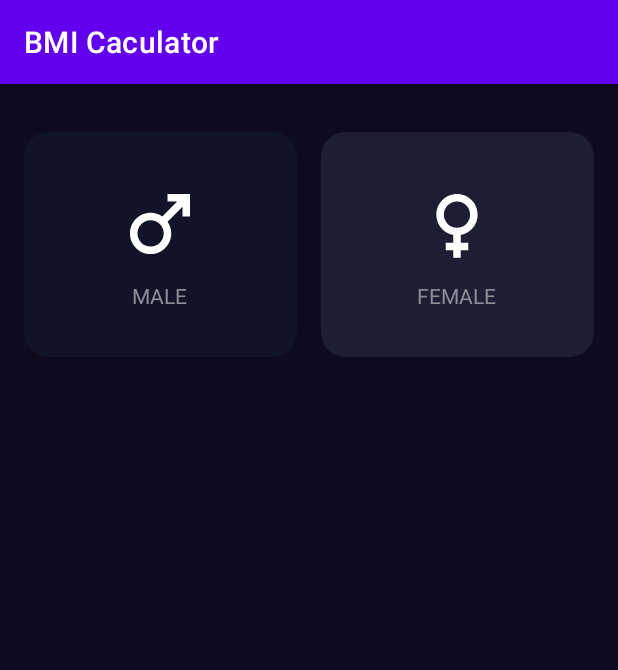
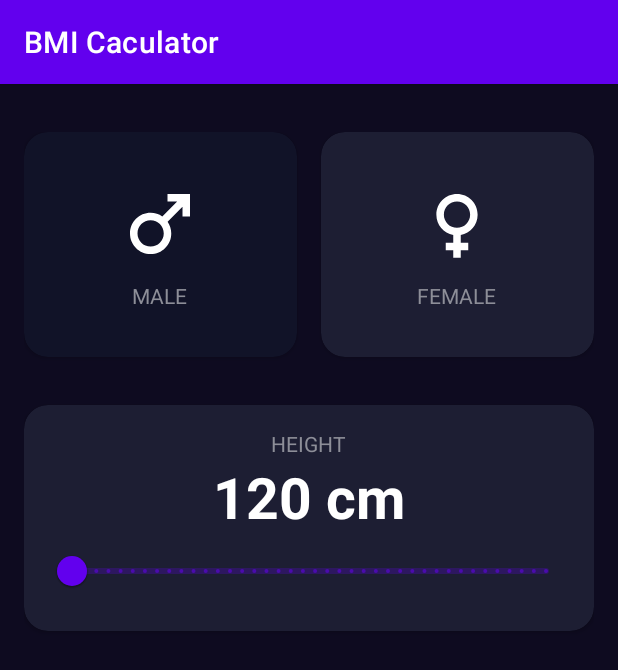
Before and after one commit to yonycalsin/BMI-Calculator, an Android app: the screen it shows after launch (MainActivity), on a phone screen of 412 x 824 dp. Shown: the top 670 px of the screen. Run offline under Robolectric (Android 15) with nearby library versions, the phone set to English and light mode, and no system bars.

Commit message:
feat: add range-slider for the height

```diff
--- a/app/src/main/java/com/yonycalsin/bmicaculator/MainActivity.kt
+++ b/app/src/main/java/com/yonycalsin/bmicaculator/MainActivity.kt
@@ -2,8 +2,11 @@ package com.yonycalsin.bmicaculator
 
 import androidx.appcompat.app.AppCompatActivity
 import android.os.Bundle
+import android.widget.TextView
 import androidx.cardview.widget.CardView
 import androidx.core.content.ContextCompat
+import com.google.android.material.slider.RangeSlider
+import java.text.DecimalFormat
 
 enum class GenderCard {
     MALE,
@@ -14,6 +17,10 @@ class MainActivity : AppCompatActivity() {
     private lateinit var cardMale: CardView
 
     private lateinit var cardFemale: CardView
+
+    private lateinit var textHeight: TextView
+
+    private lateinit var rangeSliderHeight: RangeSlider
 
     private var selectedGenderCard: Enum<GenderCard> = GenderCard.MALE
 
@@ -33,6 +40,10 @@ class MainActivity : AppCompatActivity() {
         cardMale = findViewById(R.id.cardMale)
 
         cardFemale = findViewById(R.id.cardFemale)
+
+        textHeight = findViewById(R.id.textHeight)
+
+        rangeSliderHeight = findViewById(R.id.rangeSliderHeight)
     }
 
     private fun initListeners() {
@@ -46,6 +57,13 @@ class MainActivity : AppCompatActivity() {
             selectedGenderCard = GenderCard.FEMALE
 
             setCardBackgroundColor()
+        }
+
+        rangeSliderHeight.addOnChangeListener { _, value, _ ->
+
+            val result = DecimalFormat("#.##").format(value)
+
+            textHeight.text = "$result cm"
         }
     }
 
--- a/app/src/main/res/layout/activity_main.xml
+++ b/app/src/main/res/layout/activity_main.xml
@@ -78,4 +78,50 @@
 
     </androidx.cardview.widget.CardView>
 
+    <androidx.cardview.widget.CardView
+        android:layout_width="0dp"
+        android:layout_height="wrap_content"
+        android:layout_marginTop="32dp"
+        app:cardBackgroundColor="@color/card_background"
+        app:cardCornerRadius="16dp"
+        app:layout_constraintEnd_toEndOf="parent"
+        app:layout_constraintStart_toStartOf="parent"
+        app:layout_constraintTop_toBottomOf="@+id/cardMale">
+
+        <androidx.appcompat.widget.LinearLayoutCompat
+            android:layout_width="match_parent"
+            android:layout_height="wrap_content"
+            android:layout_margin="16dp"
+            android:gravity="center"
+            android:orientation="vertical">
+
+            <androidx.appcompat.widget.AppCompatTextView
+                android:layout_width="wrap_content"
+                android:layout_height="wrap_content"
+                android:text="@string/height"
+                android:textAllCaps="true"
+                android:textColor="@color/text" />
+
+            <androidx.appcompat.widget.AppCompatTextView
+                android:id="@+id/textHeight"
+                android:layout_width="wrap_content"
+                android:layout_height="wrap_content"
+                android:text="120 cm"
+                android:textColor="@color/white"
+                android:textSize="38sp"
+                android:textStyle="bold" />
+
+            <com.google.android.material.slider.RangeSlider
+                android:id="@+id/rangeSliderHeight"
+                android:layout_width="match_parent"
+                android:layout_height="wrap_content"
+                android:stepSize="1"
+                android:valueFrom="120"
+                android:valueTo="200" />
+
+        </androidx.appcompat.widget.LinearLayoutCompat>
+
+
+    </androidx.cardview.widget.CardView>
+
 </androidx.constraintlayout.widget.ConstraintLayout>
--- a/app/src/main/res/values/strings.xml
+++ b/app/src/main/res/values/strings.xml
@@ -2,4 +2,5 @@
     <string name="app_name">BMI Caculator</string>
     <string name="male">Male</string>
     <string name="female">Female</string>
+    <string name="height">Height</string>
 </resources>
```
